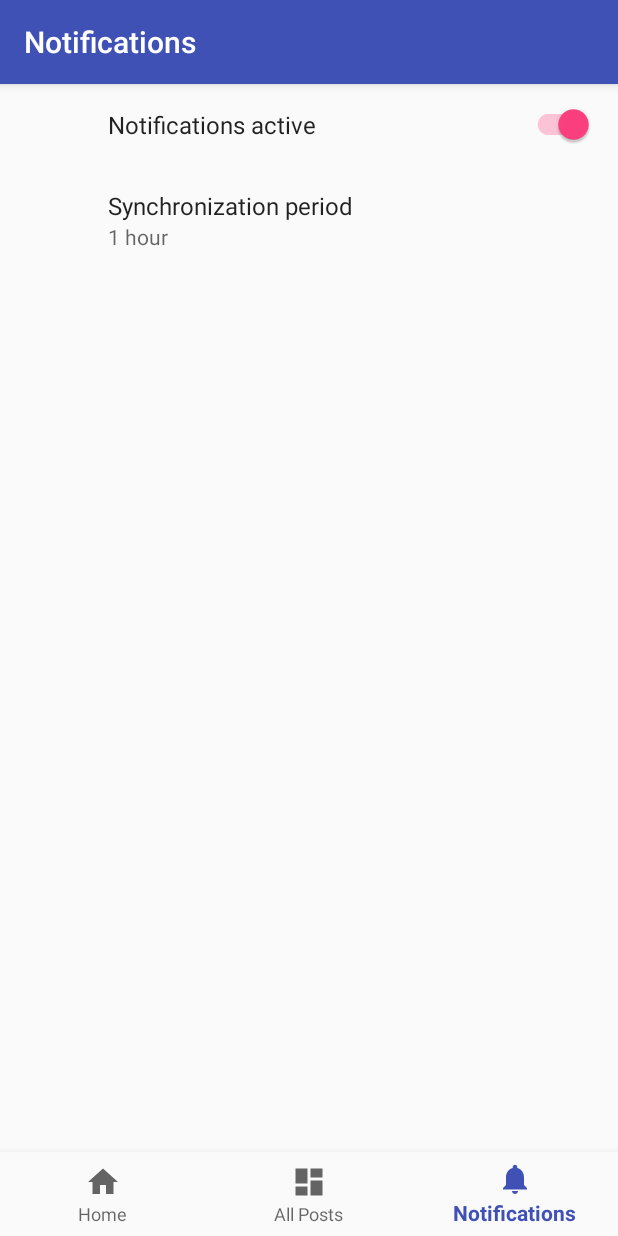
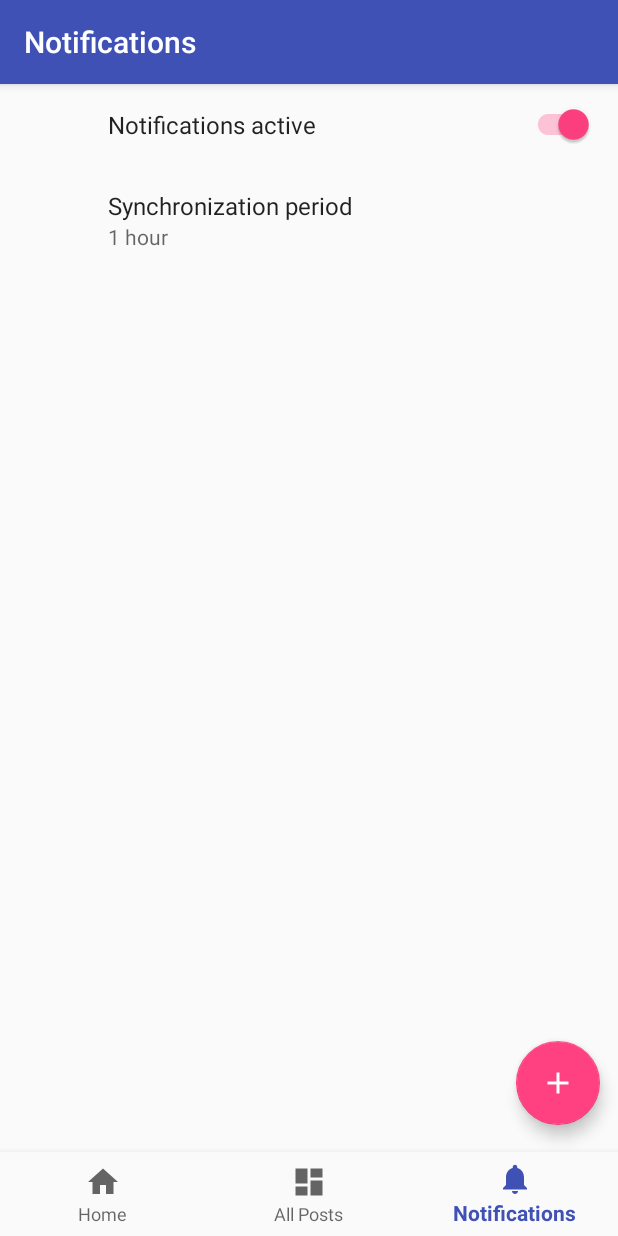
Before and after one commit to michalbrz/facebook-keyword-notifier, an Android app: the screen it shows after launch (MainActivity), item 3 of the bottom bar chosen, on a phone screen of 412 x 824 dp. Run offline under Robolectric (Android 15) with nearby library versions, the phone set to English and light mode, and no system bars; our stand-ins replace Picasso, androidx.preference; libraries missing offline, so code that uses them is left out: com.beloo.widget, com.facebook, com.facebook.login, com.firebase.jobdispatcher, com.orhanobut.logger; pictures from the network do not load; 6 statements that could not run were skipped.

Commit message:
Adding 'add keyword' floating action button

```diff
--- a/app/src/main/java/com/michalbrz/fbnotifier/notifications/NotificationsFragment.kt
+++ b/app/src/main/java/com/michalbrz/fbnotifier/notifications/NotificationsFragment.kt
@@ -35,6 +35,9 @@ class NotificationsFragment : Fragment(), NotificationsView {
         keywordsRecyclerView.adapter = keywordsAdapter
 
         presenter.init()
+
+        // show() must be called when FAB is fully drawn
+        addKeywordButton.viewTreeObserver.addOnGlobalLayoutListener {  addKeywordButton?.show() }
     }
 
     private fun createChipsLayoutManager(): ChipsLayoutManager {
--- /dev/null
+++ b/app/src/main/res/drawable/ic_add_white_24dp.xml
@@ -0,0 +1,9 @@
+<vector xmlns:android="http://schemas.android.com/apk/res/android"
+        android:width="24dp"
+        android:height="24dp"
+        android:viewportWidth="24.0"
+        android:viewportHeight="24.0">
+    <path
+        android:fillColor="#FFFFFF"
+        android:pathData="M19,13h-6v6h-2v-6H5v-2h6V5h2v6h6v2z"/>
+</vector>
--- a/app/src/main/res/layout/fragment_notifications.xml
+++ b/app/src/main/res/layout/fragment_notifications.xml
@@ -26,4 +26,15 @@
             app:layout_constraintStart_toStartOf="parent"
             tools:layout_editor_absoluteX="8dp"/>
 
+    <android.support.design.widget.FloatingActionButton
+            android:id="@+id/addKeywordButton"
+            android:layout_width="wrap_content"
+            android:layout_height="wrap_content"
+            android:visibility="invisible"
+            app:srcCompat="@drawable/ic_add_white_24dp"
+            app:layout_constraintEnd_toEndOf="parent"
+            app:layout_constraintBottom_toBottomOf="parent"
+            app:useCompatPadding="true"
+            app:fabSize="normal"/>
+
 </android.support.constraint.ConstraintLayout>
```
